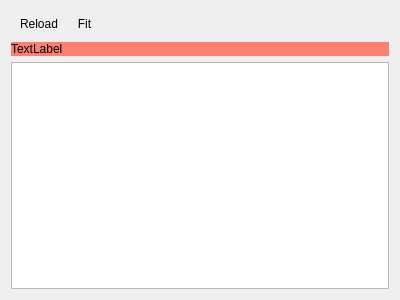
sakhnik/quickbox, file quickevent/app/quickevent/plugins/Event/src/services/qx/qxlateregistrationswidget.ui: the form before one commit.
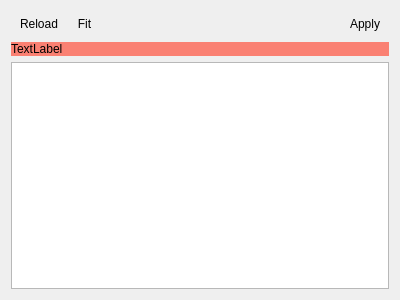
The form after the commit. Icons and pictures are not drawn.

Commit message: Apply qx-change button

What changed in the file:
```diff
--- a/quickevent/app/quickevent/plugins/Event/src/services/qx/qxlateregistrationswidget.ui
+++ b/quickevent/app/quickevent/plugins/Event/src/services/qx/qxlateregistrationswidget.ui
@@ -91,6 +91,26 @@
         </property>
        </spacer>
       </item>
+      <item>
+       <widget class="QToolButton" name="btApply">
+        <property name="text">
+         <string>Apply</string>
+        </property>
+        <property name="icon">
+         <iconset resource="../../../../../../../../libqf/libqfqmlwidgets/images/flat/qf_qmlwidgets_images_flat.qrc">
+          <normaloff>:/qf/qmlwidgets/images/flat/media-play.svg</normaloff>:/qf/qmlwidgets/images/flat/media-play.svg</iconset>
+        </property>
+        <property name="iconSize">
+         <size>
+          <width>24</width>
+          <height>24</height>
+         </size>
+        </property>
+        <property name="autoRaise">
+         <bool>true</bool>
+        </property>
+       </widget>
+      </item>
      </layout>
     </widget>
    </item>
```
The commit also changes 4 other files.
